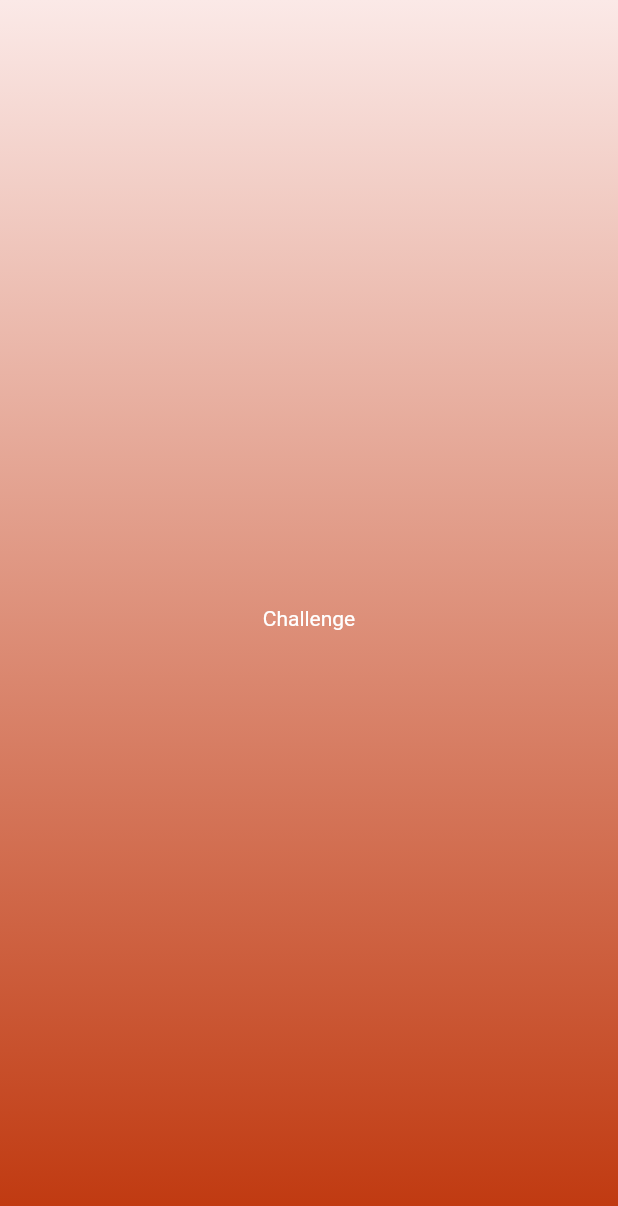
After one commit to OliverCulleyDeLange/ctw_flutter, a Flutter app: the screen it shows after launch, after a tap on an icon or button, on a phone screen of 412 x 824 dp. The commit adds this screen. Shown: the top 1206 px of the screen. Run offline on Flutter 3.47's test engine with Material 2 defaults, Android fonts, the phone set to English and light mode, and no system bars.

Commit message:
Basic nav to go to challenge

```diff
--- /dev/null
+++ b/lib/challenges/1.dart
@@ -0,0 +1,33 @@
+import 'package:ctw_flutter/theme.dart';
+import 'package:flutter/material.dart';
+
+class Challenge1 extends StatefulWidget {
+  @override
+  State<StatefulWidget> createState() => new Challenge1State();
+}
+
+class Challenge1State extends State<Challenge1> {
+  @override
+  Widget build(BuildContext context) {
+    // Override status bar color to white (as bg is blue)
+//    SystemChrome.setSystemUIOverlayStyle(SystemUiOverlayStyle.light);
+
+    return Scaffold(
+        body: Container(
+            alignment: Alignment.center,
+            decoration: BoxDecoration(
+                // Box decoration takes a gradient
+                gradient: LinearGradient(
+              // Where the linear gradient begins and ends
+              begin: Alignment.topCenter,
+              end: Alignment.bottomCenter,
+              // Add one stop for each color. Stops should increase from 0 to 1
+              stops: [0, 1],
+              colors: [
+                gradient1_1,
+                gradient1_2,
+              ],
+            )),
+            child: Text("Challenge")));
+  }
+}
--- a/lib/main.dart
+++ b/lib/main.dart
@@ -1,3 +1,4 @@
+import 'package:ctw_flutter/challenges/1.dart';
 import 'package:ctw_flutter/theme.dart';
 import 'package:flutter/material.dart';
 
@@ -29,7 +30,13 @@ class MyStatelessWidget extends StatelessWidget {
         crossAxisCount: 5,
         // Generate 100 widgets that display their index in the List.
         children: List.generate(100, (index) {
-          return Card(
+          return InkWell(
+              onTap: () {
+                Route route = MaterialPageRoute(
+                    builder: (context) => Challenge1());
+                Navigator.push(context, route);
+              },
+              child: Card(
                 child: Text(
                   index.toString(),
                   style: Theme
@@ -37,7 +44,7 @@ class MyStatelessWidget extends StatelessWidget {
                       .textTheme
                       .body1,
                 ),
-          );
+              ));
         }));
   }
 }
--- a/lib/theme.dart
+++ b/lib/theme.dart
@@ -1,8 +1,12 @@
 import 'package:flutter/material.dart';
 
 //Colors
-const theme = Colors.deepOrange;
-const typography = Typography.whiteMountainView;
+var theme = Colors.deepOrange;
+var typography = Typography.whiteMountainView;
+
+var gradient1_1 = theme.shade50;
+var gradient1_2 = theme.shade900;
+
 
 ThemeData getTheme() {
   return ThemeData(
```
Also changed, not shown: 1 other file. Lines whose indentation alone changed are shown as unchanged.
